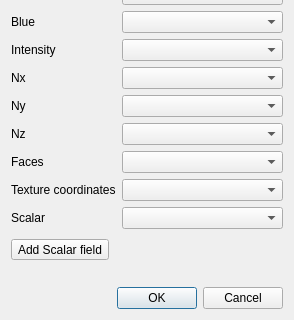
archeos/cloudcompare-archeos, file libs/qCC_io/ui_templates/openPlyFileDlg.ui: the form before one commit; both pictures show x 0 to 294 and y 200 to 520 of the 294 by 520 pixel window.
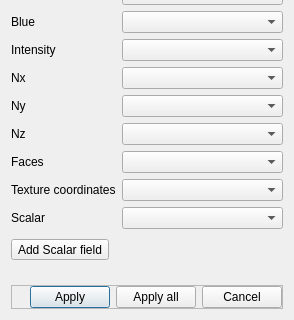
The form after the commit.

What changed in the file:
```diff
--- a/libs/qCC_io/ui_templates/openPlyFileDlg.ui
+++ b/libs/qCC_io/ui_templates/openPlyFileDlg.ui
@@ -271,13 +271,61 @@
     </spacer>
    </item>
    <item>
-    <widget class="QDialogButtonBox" name="buttonBox">
-     <property name="orientation">
-      <enum>Qt::Horizontal</enum>
+    <widget class="QFrame" name="buttonFrame">
+     <property name="frameShape">
+      <enum>QFrame::StyledPanel</enum>
      </property>
-     <property name="standardButtons">
-      <set>QDialogButtonBox::Cancel|QDialogButtonBox::Ok</set>
+     <property name="frameShadow">
+      <enum>QFrame::Raised</enum>
      </property>
+     <layout class="QHBoxLayout" name="horizontalLayout_5">
+      <property name="leftMargin">
+       <number>0</number>
+      </property>
+      <property name="topMargin">
+       <number>0</number>
+      </property>
+      <property name="rightMargin">
+       <number>0</number>
+      </property>
+      <property name="bottomMargin">
+       <number>0</number>
+      </property>
+      <item>
+       <spacer name="horizontalSpacer_5">
+        <property name="orientation">
+         <enum>Qt::Horizontal</enum>
+        </property>
+        <property name="sizeHint" stdset="0">
+         <size>
+          <width>434</width>
+          <height>20</height>
+         </size>
+        </property>
+       </spacer>
+      </item>
+      <item>
+       <widget class="QPushButton" name="applyButton">
+        <property name="text">
+         <string>Apply</string>
+        </property>
+       </widget>
+      </item>
+      <item>
+       <widget class="QPushButton" name="applyAllButton">
+        <property name="text">
+         <string>Apply all</string>
+        </property>
+       </widget>
+      </item>
+      <item>
+       <widget class="QPushButton" name="cancelButton">
+        <property name="text">
+         <string>Cancel</string>
+        </property>
+       </widget>
+      </item>
+     </layout>
     </widget>
    </item>
   </layout>
```
Left out of the diff: 19 changed lines with no effect on the pictures.
